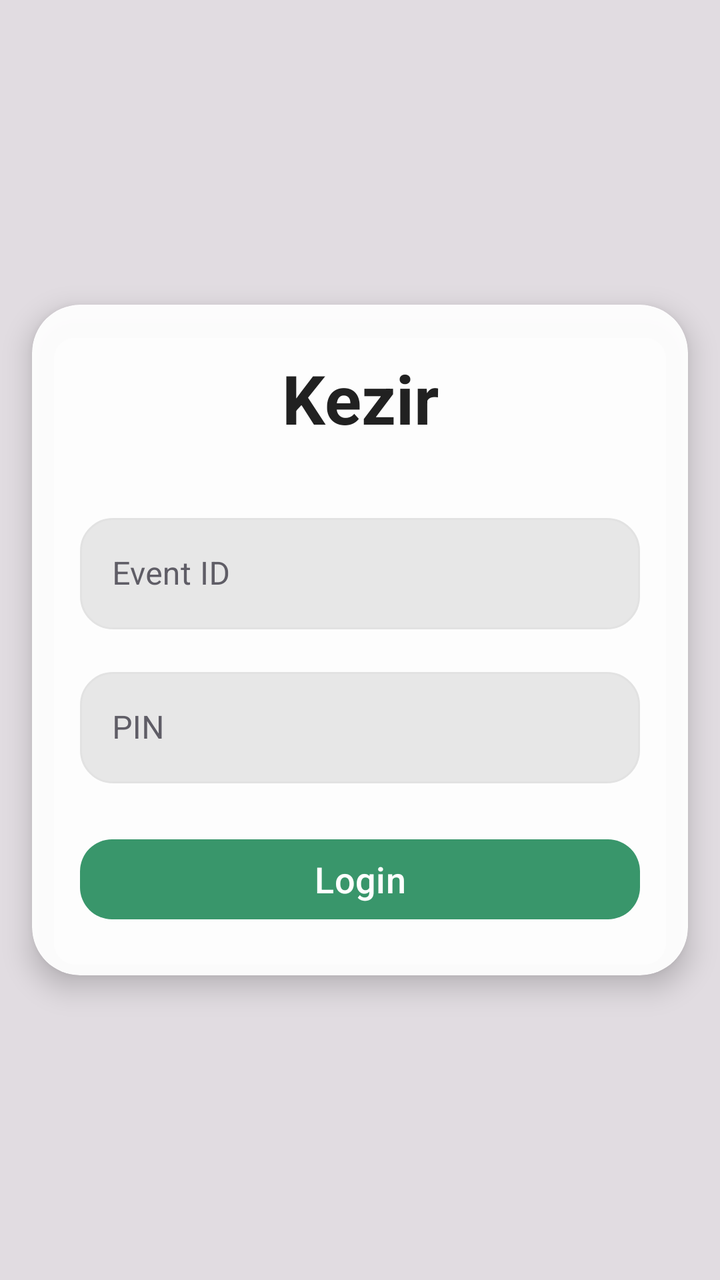
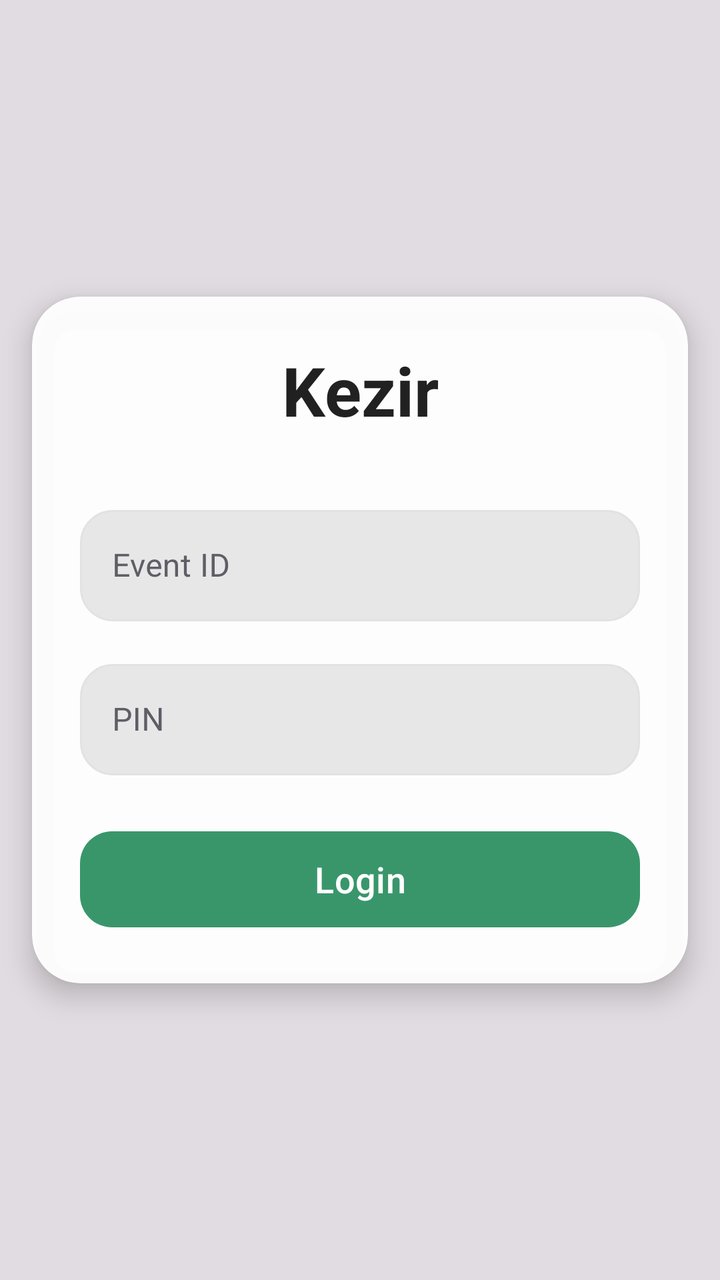

Screens rendered from an Android XML layout before and after an edit, with the pre-edit source and the edit as a unified diff.
<!-- AndroidManifest.xml: application theme Theme.Material3.DayNight.NoActionBar -->
<!-- res/layout/activity_login.xml -->
<?xml version="1.0" encoding="utf-8"?>
<androidx.constraintlayout.widget.ConstraintLayout xmlns:android="http://schemas.android.com/apk/res/android"
    xmlns:app="http://schemas.android.com/apk/res-auto"
    xmlns:tools="http://schemas.android.com/tools"
    android:layout_width="match_parent"
    android:layout_height="match_parent"
    android:background="#4D9B9B9B"
    tools:context=".LoginActivity">

    <com.google.android.material.card.MaterialCardView
        android:layout_width="match_parent"
        android:layout_height="wrap_content"
        android:layout_margin="16dp"
        app:cardCornerRadius="24dp"
        app:cardBackgroundColor="#F2FFFFFF"
        app:cardElevation="8dp"
        app:layout_constraintBottom_toBottomOf="parent"
        app:layout_constraintEnd_toEndOf="parent"
        app:layout_constraintStart_toStartOf="parent"
        app:layout_constraintTop_toTopOf="parent"
        app:strokeWidth="0dp"
        >

        <androidx.constraintlayout.widget.ConstraintLayout
            android:layout_width="match_parent"
            android:layout_height="match_parent"
            android:padding="24dp">

            <TextView
                android:id="@+id/titleTextView"
                android:layout_width="wrap_content"
                android:layout_height="wrap_content"
                android:text="Kezir"
                android:textColor="#212121"

                android:textSize="34sp"
                android:textStyle="bold"
                android:maxLines="1"
                app:layout_constraintEnd_toEndOf="parent"
                app:layout_constraintStart_toStartOf="parent"
                app:layout_constraintTop_toTopOf="parent" />






            <com.google.android.material.textfield.TextInputLayout
                android:id="@+id/eventIdInputLayout"
                style="@style/Widget.MaterialComponents.TextInputLayout.OutlinedBox"
                android:layout_width="0dp"
                android:layout_height="wrap_content"
                android:layout_marginTop="32dp"
                android:hint="Event ID"
                android:textColorHint="#5F5D66"
                app:boxCornerRadiusBottomEnd="12dp"
                app:boxCornerRadiusBottomStart="12dp"
                app:boxCornerRadiusTopEnd="12dp"
                app:boxCornerRadiusTopStart="12dp"
                app:boxStrokeWidth="0dp"
                app:layout_constraintEnd_toEndOf="parent"
                app:layout_constraintStart_toStartOf="parent"
                app:layout_constraintTop_toBottomOf="@id/titleTextView">

                <com.google.android.material.textfield.TextInputEditText
                    android:id="@+id/eventIdEditText"
                    android:layout_width="match_parent"
                    android:layout_height="wrap_content"

                    android:background="@drawable/input_bg_rounded"
                    android:textColor="#282828"
                    app:hintTextColor="#5F5D66"
                    android:maxLines="1"
                    />

            </com.google.android.material.textfield.TextInputLayout>

            <com.google.android.material.textfield.TextInputLayout
                android:id="@+id/pinInputLayout"
                style="@style/Widget.MaterialComponents.TextInputLayout.OutlinedBox"
                android:layout_width="0dp"
                android:layout_height="wrap_content"
                android:layout_marginTop="16dp"
                android:hint="PIN"
                android:textColor="#49454F"
                app:hintTextColor="#5F5D66"
                android:textColorHint="#5F5D66"
                app:boxCornerRadiusBottomEnd="12dp"
                app:boxCornerRadiusBottomStart="12dp"
                app:boxCornerRadiusTopEnd="12dp"
                app:boxCornerRadiusTopStart="12dp"
                app:boxStrokeWidth="0dp"
                app:layout_constraintEnd_toEndOf="parent"
                app:layout_constraintStart_toStartOf="parent"
                app:layout_constraintTop_toBottomOf="@id/eventIdInputLayout">


                <com.google.android.material.textfield.TextInputEditText
                    android:id="@+id/pinEditText"
                    android:layout_width="match_parent"
                    android:layout_height="wrap_content"
                    android:inputType="numberPassword"
                    android:background="@drawable/input_bg_rounded"
                    android:textColor="#282828"
                    android:maxLines="1"
                    />

            </com.google.android.material.textfield.TextInputLayout>



            <com.google.android.material.button.MaterialButton
                android:id="@+id/loginButton"
                style="@style/Widget.Material3.Button.TonalButton"
                android:layout_width="0dp"
                android:layout_height="wrap_content"
                android:layout_marginTop="24dp"
                android:text="Login"
                app:backgroundTint="@color/button_tint_selector"
                android:textColor="#FFFFFF"
                app:cornerRadius="16dp"

                android:textSize="18sp"
                app:layout_constraintEnd_toEndOf="parent"
                app:layout_constraintStart_toStartOf="parent"
                app:layout_constraintTop_toBottomOf="@id/pinInputLayout" />



        </androidx.constraintlayout.widget.ConstraintLayout>

    </com.google.android.material.card.MaterialCardView>

</androidx.constraintlayout.widget.ConstraintLayout>
<!-- resources referenced by this layout -->
<resources>
  <!-- drawable input_bg_rounded (drawable) -->
  <shape xmlns:android="http://schemas.android.com/apk/res/android">
      <solid android:color="#E7E7E7" />
      <corners android:radius="16dp" />
      <stroke android:width="1dp" android:color="#E2E2E2" />
  </shape>
</resources>

<!-- the commit's change to res/layout/activity_login.xml (unified diff, before → after) -->
@@ -51,7 +51,7 @@
                 android:layout_width="0dp"
                 android:layout_height="wrap_content"
                 android:layout_marginTop="32dp"
-                android:hint="Event ID"
+                android:hint="@string/label_eventid"
                 android:textColorHint="#5F5D66"
                 app:boxCornerRadiusBottomEnd="12dp"
                 app:boxCornerRadiusBottomStart="12dp"
@@ -81,7 +81,7 @@
                 android:layout_width="0dp"
                 android:layout_height="wrap_content"
                 android:layout_marginTop="16dp"
-                android:hint="PIN"
+                android:hint="@string/label_pin"
                 android:textColor="#49454F"
                 app:hintTextColor="#5F5D66"
                 android:textColorHint="#5F5D66"
@@ -113,9 +113,10 @@
                 android:id="@+id/loginButton"
                 style="@style/Widget.Material3.Button.TonalButton"
                 android:layout_width="0dp"
-                android:layout_height="wrap_content"
+                android:layout_height="56dp"
                 android:layout_marginTop="24dp"
-                android:text="Login"
+
+                android:text="@string/label_button_login"
                 app:backgroundTint="@color/button_tint_selector"
                 android:textColor="#FFFFFF"
                 app:cornerRadius="16dp"
<!-- resource entries referenced after the edit -->
@@ -6,5 +6,8 @@
       <corners android:radius="16dp" />
       <stroke android:width="1dp" android:color="#E2E2E2" />
   </shape>
+  <string name="label_button_login">Login</string>
+  <string name="label_eventid">Event ID</string>
+  <string name="label_pin">PIN</string>
 </resources>
 
